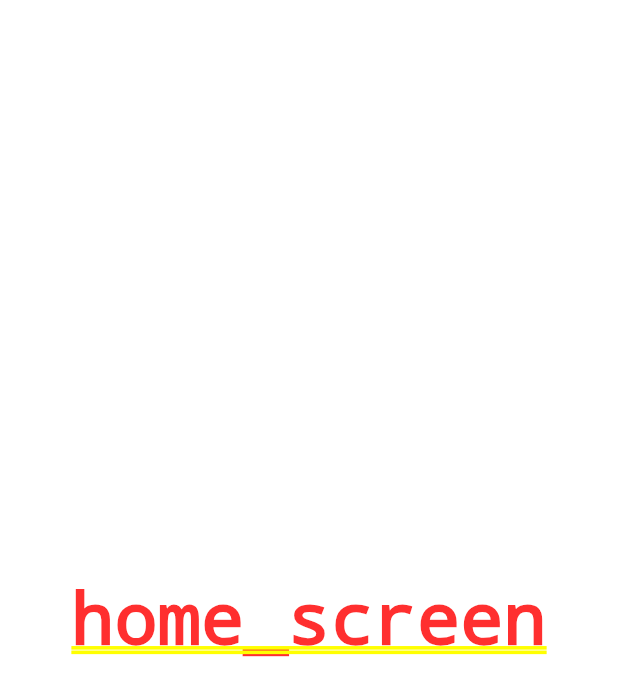
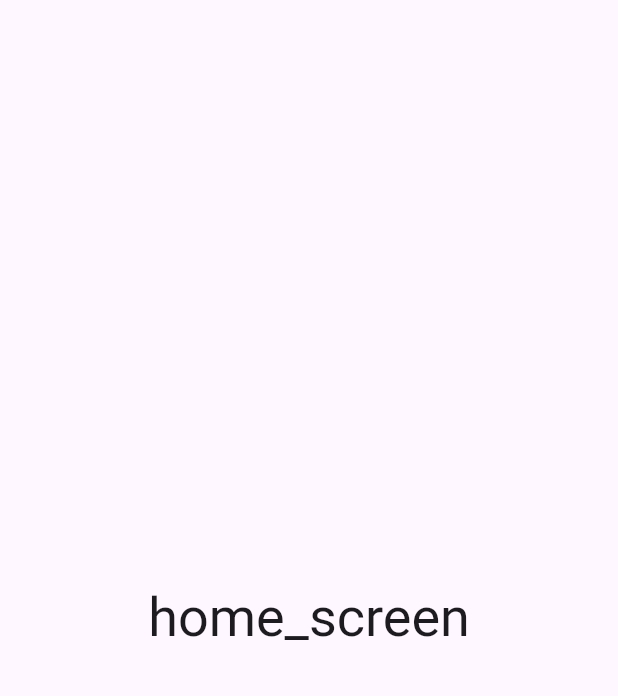
Before and after one commit to yukimiyake0607/todo_riverpod, a Flutter app: the screen it shows after launch, on a phone screen of 412 x 824 dp. Shown: the top 696 px of the screen. Run offline on Flutter 3.47's test engine with Material 3 defaults, Android fonts, the phone set to English and light mode, and no system bars.

Commit message:
add: themeを追加

```diff
--- a/lib/app.dart
+++ b/lib/app.dart
@@ -6,8 +6,12 @@ class MainApp extends StatelessWidget {
 
   @override
   Widget build(BuildContext context) {
-    return const MaterialApp(
+    return MaterialApp(
       home: HomeScreen(),
+      theme: ThemeData(
+        primaryColor: Colors.blue,
+        brightness: Brightness.light,
+      ),
     );
   }
 }
--- a/lib/screens/home_screen.dart
+++ b/lib/screens/home_screen.dart
@@ -5,8 +5,13 @@ class HomeScreen extends StatelessWidget {
 
   @override
   Widget build(BuildContext context) {
-    return Center(
-      child: Text('home_screen'),
+    return Scaffold(
+      body: Center(
+        child: Text(
+          'home_screen',
+          style: Theme.of(context).textTheme.displaySmall,
+        ),
+      ),
     );
   }
 }
```
